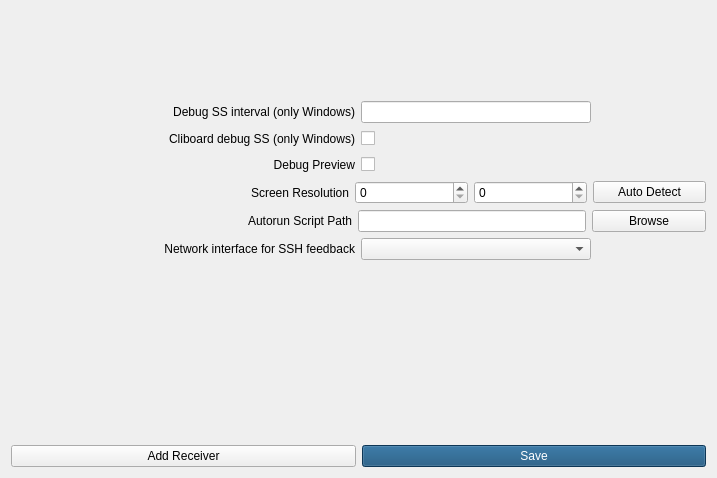
0LTSU0/ScreenLed, file ScreenLedGUI/settingswindow.ui: the form before one commit.
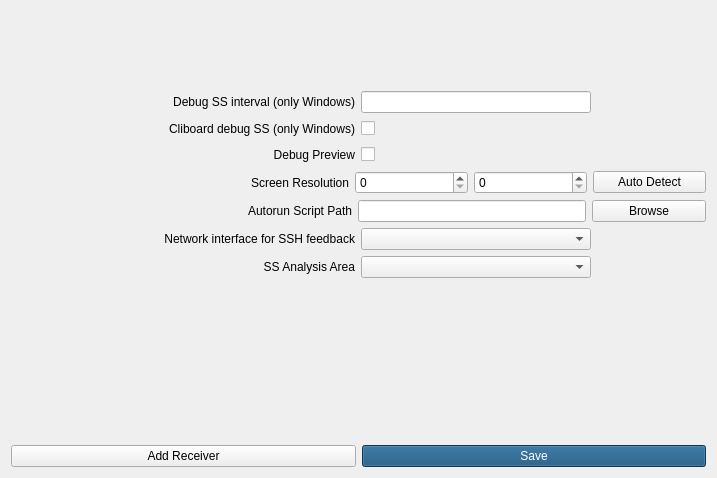
The form after the commit.

Patch:
```diff
--- a/ScreenLedGUI/settingswindow.ui
+++ b/ScreenLedGUI/settingswindow.ui
@@ -292,6 +292,49 @@
      </item>
     </layout>
    </item>
+   <item>
+    <layout class="QHBoxLayout" name="horizontalLayout_8" stretch="1,2,2,1">
+     <item>
+      <spacer name="horizontalSpacer_11">
+       <property name="orientation">
+        <enum>Qt::Orientation::Horizontal</enum>
+       </property>
+       <property name="sizeHint" stdset="0">
+        <size>
+         <width>40</width>
+         <height>20</height>
+        </size>
+       </property>
+      </spacer>
+     </item>
+     <item>
+      <widget class="QLabel" name="analArea">
+       <property name="text">
+        <string>SS Analysis Area</string>
+       </property>
+       <property name="alignment">
+        <set>Qt::AlignmentFlag::AlignRight|Qt::AlignmentFlag::AlignTrailing|Qt::AlignmentFlag::AlignVCenter</set>
+       </property>
+      </widget>
+     </item>
+     <item>
+      <widget class="QComboBox" name="analAreaVal"/>
+     </item>
+     <item>
+      <spacer name="horizontalSpacer_12">
+       <property name="orientation">
+        <enum>Qt::Orientation::Horizontal</enum>
+       </property>
+       <property name="sizeHint" stdset="0">
+        <size>
+         <width>40</width>
+         <height>20</height>
+        </size>
+       </property>
+      </spacer>
+     </item>
+    </layout>
+   </item>
    <item>
     <spacer name="verticalSpacer">
      <property name="orientation">
```
